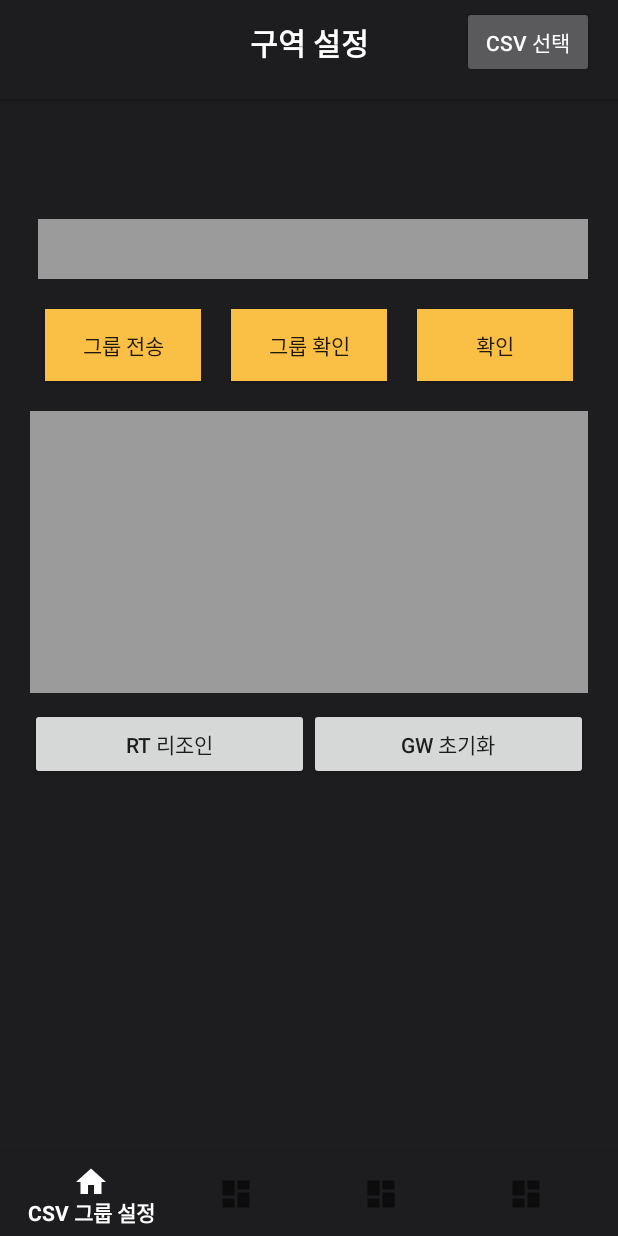
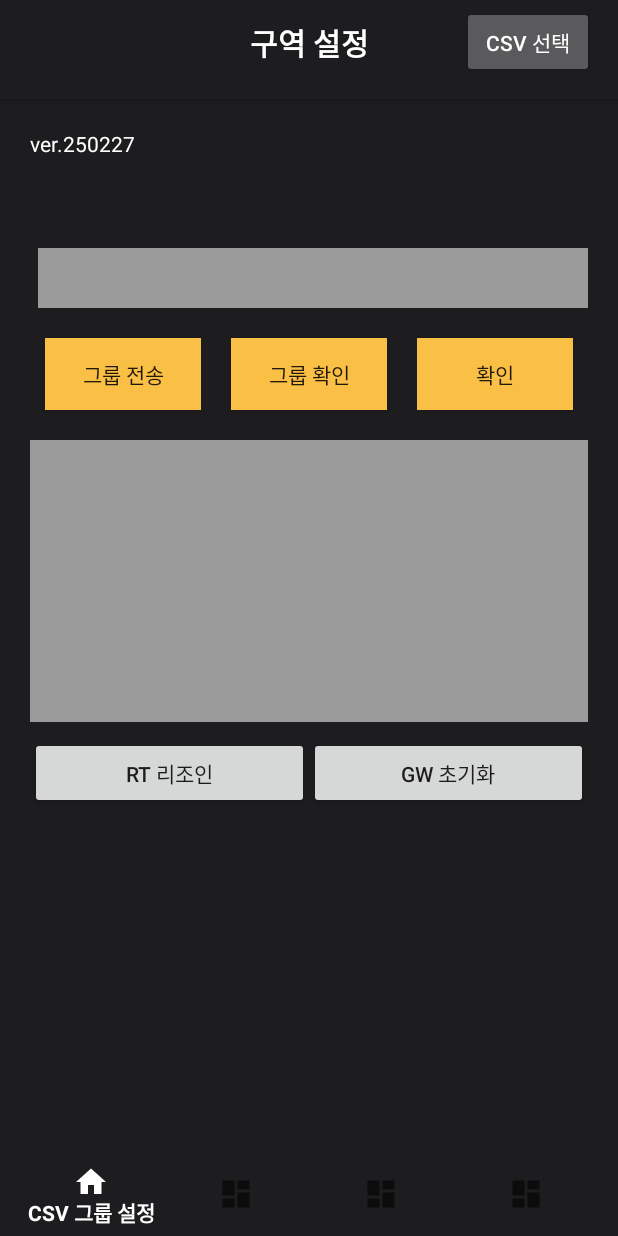
Before and after one commit to LeeSuengSub/AreaLightingController3.0, an Android app: the screen it shows after launch (BaseActivity), on a phone screen of 412 x 824 dp. Run offline under Robolectric (Android 15) with nearby library versions, the phone set to English and light mode, and no system bars; our stand-ins replace ButterKnife; 13 statements that could not run were skipped.

Commit message:
화면에 버전기입
- 날짜로 버전을 입력.

```diff
--- a/app/src/main/res/layout/fragment_gateway_setting.xml
+++ b/app/src/main/res/layout/fragment_gateway_setting.xml
@@ -37,6 +37,12 @@
             android:orientation="vertical"
             android:visibility="visible">
 
+            <TextView
+                android:text="@string/version"
+                android:layout_width="match_parent"
+                android:layout_height="match_parent"
+                android:textColor="@color/white"
+                />
 
             <LinearLayout
                 android:layout_width="match_parent"
--- a/app/src/main/res/layout/fragment_scanner_setting.xml
+++ b/app/src/main/res/layout/fragment_scanner_setting.xml
@@ -29,6 +29,13 @@
             android:layout_marginEnd="20dp"
             android:orientation="vertical"
             android:visibility="visible">
+
+            <TextView
+                android:text="@string/version"
+                android:layout_width="match_parent"
+                android:layout_height="match_parent"
+                android:textColor="@color/white"
+                />
 
             <LinearLayout
                 android:layout_width="match_parent"
--- a/app/src/main/res/values/strings.xml
+++ b/app/src/main/res/values/strings.xml
@@ -6,6 +6,7 @@
     <string name="gateway_setting">게이트웨이 설정</string>
     <string name="beacon_check">비컨 확인</string>
     <string name="csv_group_setting">CSV 그룹 설정</string>
+    <string name="version">ver.250227</string>
 
     <!-- TODO: Remove or change this placeholder text -->
     <string name="hello_blank_fragment">Hello blank fragment</string>
```
Also changed, not shown: app/src/main/res/layout/fragment_beaconr_check.xml (+7 -0 lines), app/src/main/res/layout/fragment_scanner_indi_setting.xml (+7 -0 lines).
